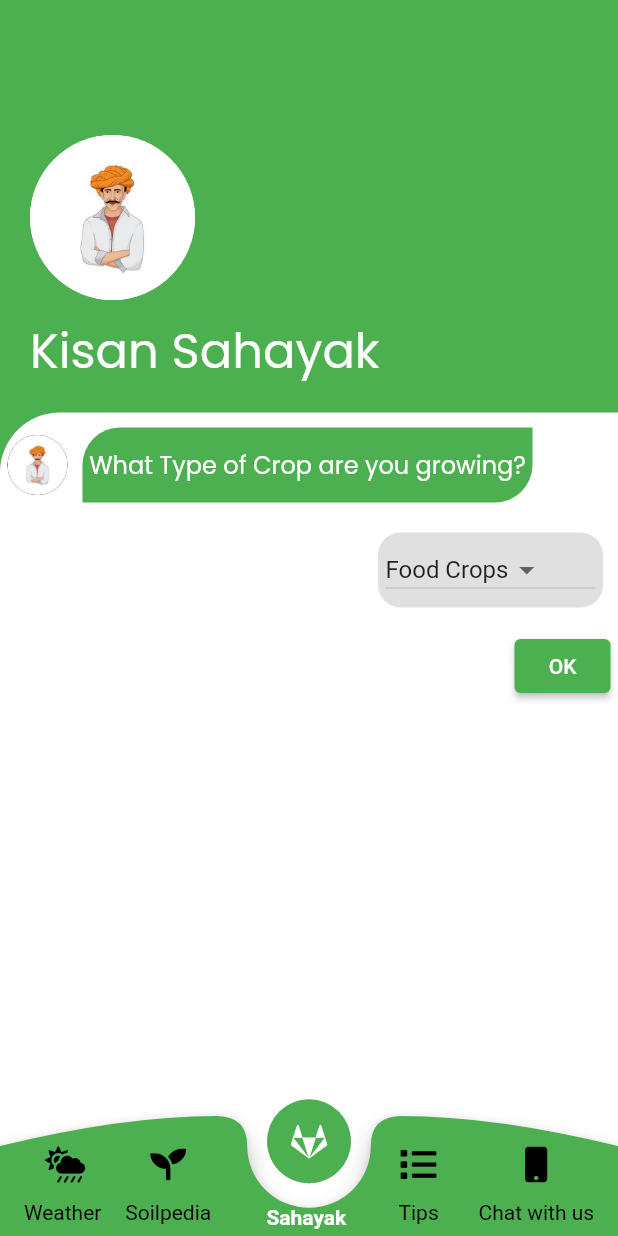
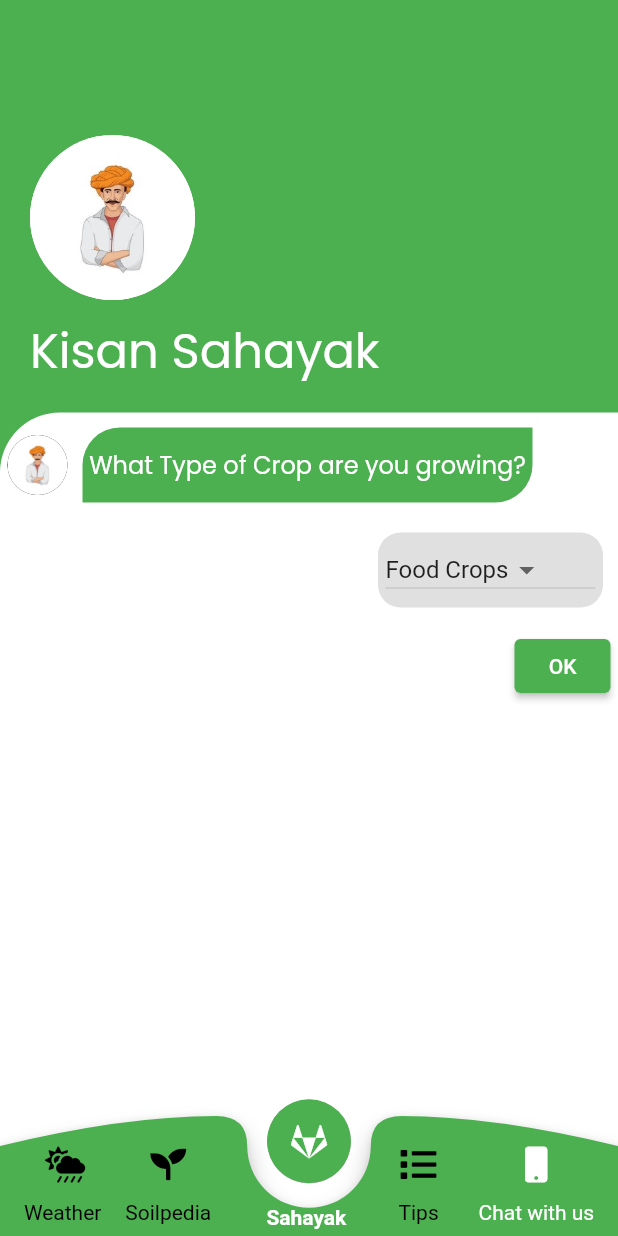
Before and after one commit to jubitjohn/FarmApp, a Flutter app: the screen it shows after launch, after a tap on an icon or button, on a phone screen of 412 x 824 dp. Run offline on Flutter 3.47's test engine with Material 2 defaults, Android fonts, the phone set to English and light mode, and no system bars; our stand-ins replace font_awesome_flutter, geolocator, google_fonts; missing offline and left inert: flutter_gradient_colors; Roboto replaces fonts that are missing (Didact Gothic).

Commit message:
chatcwith us connected

```diff
--- a/App/lib/navbar.dart
+++ b/App/lib/navbar.dart
@@ -165,18 +165,18 @@ class KisanRakshakState extends State<KisanRakshak> {
                             IconButton(
                                 icon: Icon(
                                   FontAwesomeIcons.mobile,
-                                  color: currentIndex == 4
+                                  color: currentIndex == 2
                                       ? Colors.white
                                       : Colors.black,
                                 ),
                                 onPressed: () {
-                                  setBottomBarIndex(4);
+                                  setBottomBarIndex(2);
                                 }),
                             Text(
                               'Chat with us',
                               style: GoogleFonts.didactGothic(
                                   fontSize: 14,
-                                  color: currentIndex == 4
+                                  color: currentIndex == 2
                                       ? Colors.white
                                       : Colors.black),
                             ),
```
